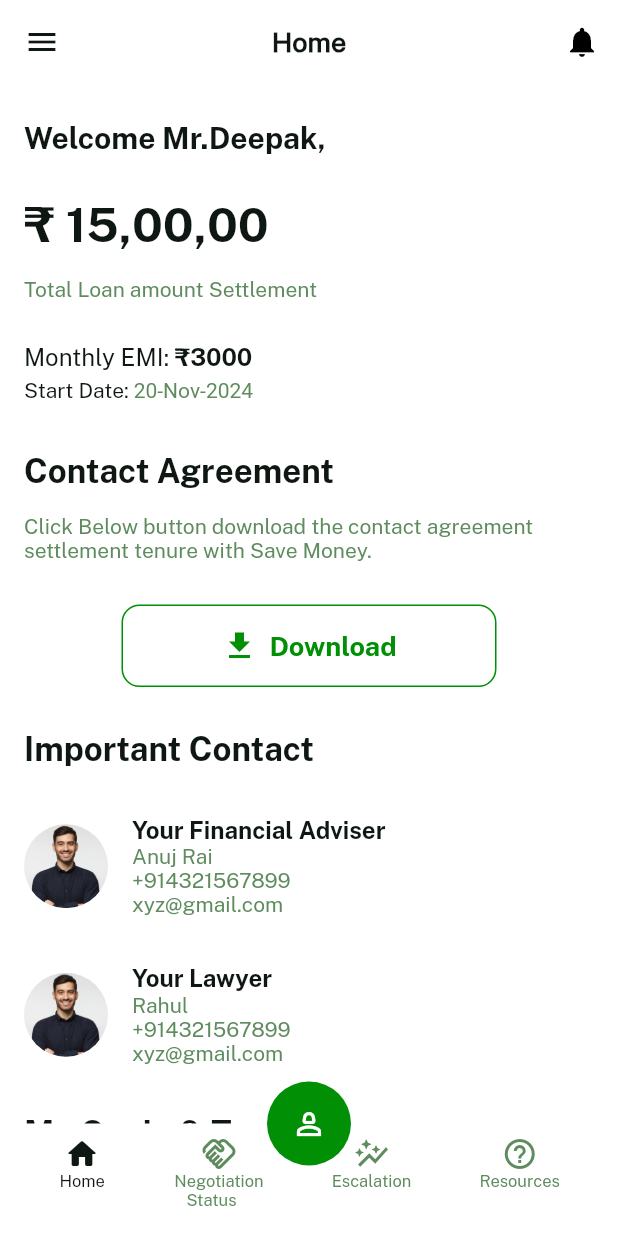
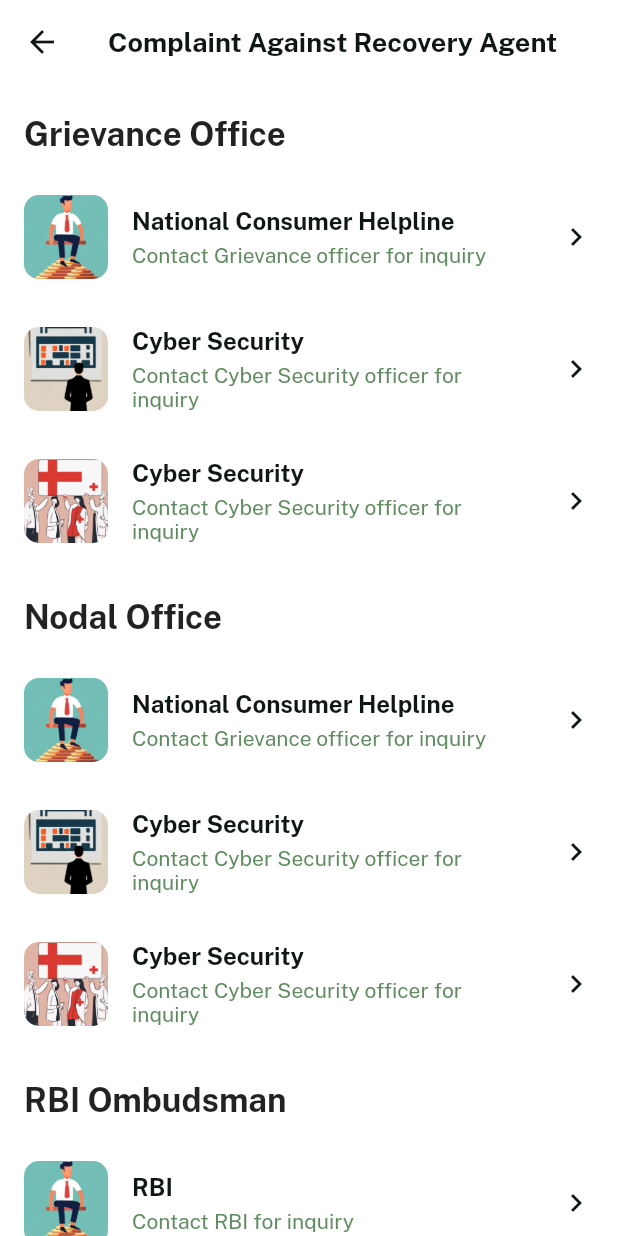
Before and after one commit to Anuj-Rai12/settle_loan, a Flutter app: the MainActivity screen opened by its route, in the side drawer, after a tap on "Complaint Against Recovery", on a phone screen of 412 x 824 dp. Run offline on Flutter 3.47's test engine with Material 2 defaults, Android fonts, the phone set to English and light mode, and no system bars; our stand-ins replace percent_indicator.

Commit message:
ComplaintAgainst Completed status:Successfully

```diff
--- /dev/null
+++ b/lib/domain/model/ComplaintAgainstData.dart
@@ -0,0 +1,53 @@
+import 'HelplineData.dart';
+
+class ComplainAgainstData {
+  String title;
+  List<HelplineData> content;
+
+  ComplainAgainstData({required this.title, required this.content});
+
+  static List<ComplainAgainstData> list = [
+    ComplainAgainstData(title: "Grievance Office", content: [
+      HelplineData(
+          contactPosition: "National Consumer Helpline",
+          logo: "assets/images/walk_throught_scree_One.png",
+          otherDetails: "Contact Grievance officer for inquiry"),
+      HelplineData(
+          contactPosition: "Cyber Security",
+          logo: "assets/images/walk_throught_screen_three.png",
+          otherDetails: "Contact Cyber Security officer for inquiry"),
+      HelplineData(
+          contactPosition: "Cyber Security",
+          logo: "assets/images/walk_throught_screen_two.png",
+          otherDetails: "Contact Cyber Security officer for inquiry")
+    ]),
+    ComplainAgainstData(title: "Nodal Office", content: [
+      HelplineData(
+          contactPosition: "National Consumer Helpline",
+          logo: "assets/images/walk_throught_scree_One.png",
+          otherDetails: "Contact Grievance officer for inquiry"),
+      HelplineData(
+          contactPosition: "Cyber Security",
+          logo: "assets/images/walk_throught_screen_three.png",
+          otherDetails: "Contact Cyber Security officer for inquiry"),
+      HelplineData(
+          contactPosition: "Cyber Security",
+          logo: "assets/images/walk_throught_screen_two.png",
+          otherDetails: "Contact Cyber Security officer for inquiry")
+    ]),
+    ComplainAgainstData(title: "RBI Ombudsman", content: [
+      HelplineData(
+          contactPosition: "RBI",
+          logo: "assets/images/walk_throught_scree_One.png",
+          otherDetails: "Contact RBI for inquiry"),
+      HelplineData(
+          contactPosition: "Cyber Security",
+          logo: "assets/images/walk_throught_screen_three.png",
+          otherDetails: "Contact Cyber Security officer for inquiry"),
+      HelplineData(
+          contactPosition: "Cyber Security",
+          logo: "assets/images/walk_throught_screen_two.png",
+          otherDetails: "Contact Cyber Security officer for inquiry")
+    ]),
+  ];
+}
--- /dev/null
+++ b/lib/domain/model/HelplineData.dart
@@ -0,0 +1,10 @@
+class HelplineData {
+  String contactPosition;
+  String otherDetails;
+  String logo;
+
+  HelplineData(
+      {required this.contactPosition,
+      required this.logo,
+      required this.otherDetails});
+}
--- a/lib/main.dart
+++ b/lib/main.dart
@@ -1,6 +1,7 @@
 import 'package:flutter/material.dart';
 import 'package:flutter/services.dart';
 import 'package:loansettle/presentaion/ui/AppGoToScreen.dart';
+import 'package:loansettle/presentaion/ui/ComplaintAgainstRecoveryAgent.dart';
 import 'package:loansettle/presentaion/ui/ContactUsScreen.dart';
 import 'package:loansettle/presentaion/ui/ForgetPasswordScreen.dart';
 import 'package:loansettle/presentaion/ui/HomeScreen.dart';
@@ -53,6 +54,7 @@ Future<void> main() async {
       "/myLawyerScreen" :(context)=> const MyLawyerScreen(),
       "/MainActivity" :(context)=> const MainActivity(),
       "/contactUs" :(context)=> const ContactUsScreen(),
+      "/complaintAgainstOfficer" :(context)=> const ComplaintAgainstRecoveryAgent(),
     },
   ));
 }
--- /dev/null
+++ b/lib/presentaion/ui/ComplaintAgainstRecoveryAgent.dart
@@ -0,0 +1,44 @@
+import 'package:flutter/material.dart';
+
+import '../../domain/model/ComplaintAgainstData.dart';
+import '../../values/color/Colors.dart';
+import '../../values/fonts/Fonts.dart';
+import 'adaptor/ComplaintHelpAgainstData.dart';
+
+class ComplaintAgainstRecoveryAgent extends StatefulWidget {
+  const ComplaintAgainstRecoveryAgent({super.key});
+
+  @override
+  State<ComplaintAgainstRecoveryAgent> createState() =>
+      _ComplaintAgainstRecoveryAgentState();
+}
+
+class _ComplaintAgainstRecoveryAgentState
+    extends State<ComplaintAgainstRecoveryAgent> {
+  @override
+  Widget build(BuildContext context) {
+    return SafeArea(
+        child: Scaffold(
+      backgroundColor: Colors.white,
+      appBar: AppBar(
+          elevation: 0,
+          backgroundColor: Colors.white,
+          iconTheme: const IconThemeData(color: Color(textColor)),
+          title: const Text("Complaint Against Recovery Agent",
+              textAlign: TextAlign.center,
+              style: TextStyle(
+                  color: Color(textColor),
+                  fontSize: 18,
+                  fontWeight: FontWeight.bold,
+                  fontFamily: publicSansBold)),
+          centerTitle: true),
+      body: SingleChildScrollView(
+          child: Column(
+            children: [
+              complaintHelpAgainstData(ComplainAgainstData.list, context),
+              const SizedBox(height: 60)
+            ],
+          )),
+    ));
+  }
+}
--- /dev/null
+++ b/lib/presentaion/ui/adaptor/ComplaintHelpAgainstData.dart
@@ -0,0 +1,93 @@
+import 'package:flutter/material.dart';
+import 'package:loansettle/domain/model/ComplaintAgainstData.dart';
+import 'package:loansettle/values/fonts/Fonts.dart';
+
+import '../../../values/color/Colors.dart';
+
+Widget complaintHelpAgainstData(List<ComplainAgainstData> arr,
+    BuildContext context) {
+  return Column(
+    crossAxisAlignment: CrossAxisAlignment.start,
+    children: [
+      ListView.builder(
+          shrinkWrap: true,
+          physics: const ClampingScrollPhysics(),
+          itemCount: arr.length,
+          itemBuilder: (context, position) {
+            var data = arr[position];
+            return Column(
+              crossAxisAlignment: CrossAxisAlignment.start,
+              children: [
+                Padding(
+                  padding: const EdgeInsets.only(
+                      left: 16, right: 16, top: 20, bottom: 12),
+                  child: Text(data.title, style: const TextStyle(
+                      fontSize: 22,
+                      fontFamily: publicSansBold
+                  )),
+                ),
+                ListView.builder(
+                    shrinkWrap: true,
+                    physics: const ClampingScrollPhysics(),
+                    itemCount: data.content.length,
+                    itemBuilder: (con, pos) {
+                      var content = data.content[pos];
+                      return InkWell(
+                          onTap: () {},
+                          child: Container(
+                            margin: const EdgeInsets.only(
+                                left: 16, right: 16, top: 16, bottom: 16),
+                            child: Row(
+                              crossAxisAlignment: CrossAxisAlignment.center,
+                              children: [
+                                SizedBox(
+                                  width: 56,
+                                  height: 56,
+                                  child: ClipRRect(
+                                    borderRadius: BorderRadius.circular(10),
+                                    // This makes the corners circular
+                                    child: Image.asset(
+                                      content.logo,
+                                      fit: BoxFit.cover,
+                                    ),
+                                  ),
+                                ),
+                                Expanded(
+                                  child: Padding(
+                                    padding: const EdgeInsets.only(
+                                        left: 16, right: 16),
+                                    child: Column(
+                                      crossAxisAlignment: CrossAxisAlignment
+                                          .start,
+                                      children: [
+                                        Text(content.contactPosition,
+                                            style: const TextStyle(
+                                                fontFamily: publicSansBold,
+                                                color: Color(textColor),
+                                                fontSize: 16)),
+                                        Container(
+                                          margin: const EdgeInsets.only(top: 5),
+                                          child: Text(content.otherDetails,
+                                              maxLines: 3,
+                                              overflow: TextOverflow.ellipsis,
+                                              style: const TextStyle(
+                                                  fontFamily: publicSansReg,
+                                                  color: Color(editTextColor),
+                                                  fontSize: 14)),
+                                        )
+                                      ],
+                                    ),
+                                  ),
+                                ),
+                                const Icon(Icons.navigate_next_sharp,
+                                    color: Color(textColor))
+                              ],
+                            ),
+                          ));
+                    })
+              ],
+            );
+          }),
+    ],
+  );
+}
--- a/lib/presentaion/ui/adaptor/ResourceAdaptor.dart
+++ b/lib/presentaion/ui/adaptor/ResourceAdaptor.dart
@@ -57,7 +57,7 @@ listOfResourceAdaptor(List<TipsAndResource> arr, BuildContext context) {
                           ),
                         ),
                       ),
-                      const Icon(Icons.arrow_forward_ios,
+                      const Icon(Icons.navigate_next_sharp,
                           color: Color(textColor))
                     ],
                   ),
--- a/lib/values/menu/HomeDrawerMenu.dart
+++ b/lib/values/menu/HomeDrawerMenu.dart
@@ -84,10 +84,11 @@ Drawer homeNavigationDrawer(BuildContext context) {
         ),
         ListTile(
           title: const Text("Complaint Against Recovery"),
-          leading: const Icon(Icons.close),
+          leading: const Icon(Icons.details),
           focusColor: const Color(editTextBg),
           onTap: () {
             Navigator.pop(context);
+            context.goToNextScreen("/complaintAgainstOfficer");
           },
         ),
         ListTile(
```
